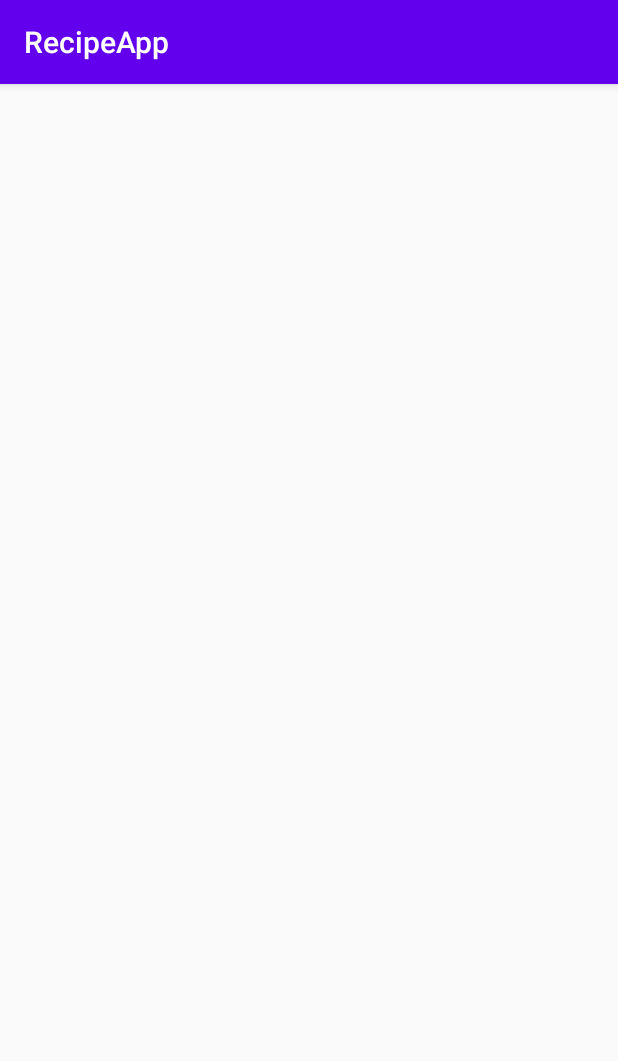
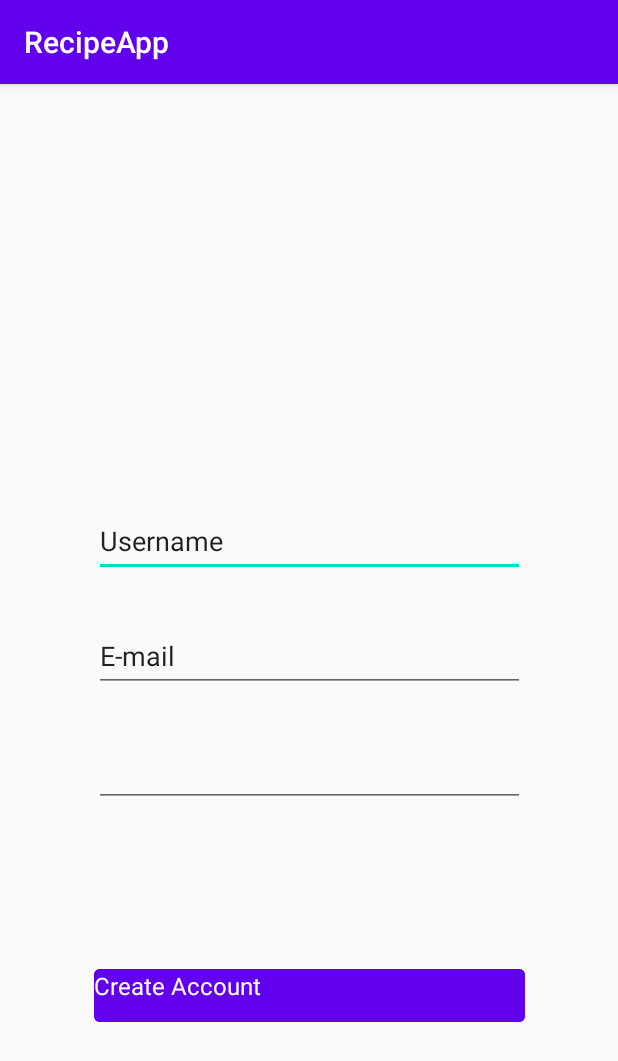
Before and after one commit to giannisSch/recipes-android-application, an Android app: the Register screen opened directly, with no data from a screen before it, on a phone screen of 412 x 824 dp. Shown: the top 1061 px of the screen. Run offline under Robolectric (Android 15) with nearby library versions, the phone set to English and light mode, and no system bars.

Commit message:
23/5 | Login & Register Screens basic

```diff
--- a/app/src/main/res/layout/activity_register.xml
+++ b/app/src/main/res/layout/activity_register.xml
@@ -4,6 +4,89 @@
     xmlns:tools="http://schemas.android.com/tools"
     android:layout_width="match_parent"
     android:layout_height="match_parent"
-    tools:context=".Register">
+    tools:context=".GeneralScreen">
+
+    <TextView
+        android:id="@+id/reg_main_txt"
+        android:layout_width="288dp"
+        android:layout_height="wrap_content"
+        android:textSize="32sp"
+        android:fontFamily="sans-serif"
+        android:textStyle="bold"
+        android:textColor="#000000"
+        android:lineSpacingExtra="6sp"
+        tools:text="Create account"
+        android:layout_marginTop="107dp"
+        app:layout_constraintTop_toTopOf="parent"
+        app:layout_constraintLeft_toLeftOf="parent"
+        app:layout_constraintRight_toRightOf="parent"
+        />
+
+    <TextView
+        android:id="@+id/sub_txt_reg_scr"
+        android:layout_width="286dp"
+        android:layout_height="wrap_content"
+        android:layout_marginTop="20dp"
+        android:fontFamily="sans-serif"
+        android:lineSpacingExtra="4sp"
+        android:textColor="#a6000000"
+        android:textSize="16sp"
+        android:textStyle="normal"
+        app:layout_constraintLeft_toLeftOf="@+id/reg_main_txt"
+        app:layout_constraintTop_toBottomOf="@id/reg_main_txt"
+        tools:text="Get on board" />
+
+
+    <EditText
+        android:id="@+id/reg_username_txt"
+        android:layout_width="287dp"
+        android:layout_height="47dp"
+        android:ems="10"
+        android:inputType="textPersonName"
+        android:text="Username"
+        android:layout_marginTop="88.5dp"
+        app:layout_constraintTop_toBottomOf="@+id/sub_txt_reg_scr"
+        app:layout_constraintLeft_toLeftOf="parent"
+        app:layout_constraintRight_toRightOf="parent"
+        />
+
+    <EditText
+        android:id="@+id/reg_email_txt"
+        android:layout_width="287dp"
+        android:layout_height="47dp"
+        android:ems="10"
+        android:inputType="textEmailAddress"
+        android:text="E-mail"
+        android:layout_marginTop="29.5dp"
+        app:layout_constraintTop_toBottomOf="@+id/reg_username_txt"
+        app:layout_constraintLeft_toLeftOf="parent"
+        app:layout_constraintRight_toRightOf="parent"
+        />
+
+    <EditText
+        android:id="@+id/reg_password_txt"
+        android:layout_width="287dp"
+        android:layout_height="47dp"
+        android:ems="10"
+        android:inputType="textPassword"
+        android:layout_marginTop="29.5dp"
+        app:layout_constraintTop_toBottomOf="@+id/reg_email_txt"
+        app:layout_constraintLeft_toLeftOf="parent"
+        app:layout_constraintRight_toRightOf="parent"/>
+
+    <com.google.android.material.button.MaterialButton
+        android:id="@+id/reg_main_btn"
+        android:layout_width="287dp"
+        android:layout_height="47dp"
+        android:text="Create Account"
+        android:textSize="16sp"
+        android:textColor="#ffffff"
+        android:textAllCaps="false"
+        android:backgroundTint="@color/colorPrimary"
+        android:layout_marginTop="102dp"
+        app:layout_constraintTop_toBottomOf="@+id/reg_password_txt"
+        app:layout_constraintLeft_toLeftOf="parent"
+        app:layout_constraintRight_toRightOf="parent"/>
+
 
 </androidx.constraintlayout.widget.ConstraintLayout>
--- a/build.gradle
+++ b/build.gradle
@@ -9,6 +9,8 @@ buildscript {
     }
     dependencies {
         classpath 'com.android.tools.build:gradle:3.6.3'
+        implementation 'androidx.appcompat:appcompat:1.1.0'
+        implementation 'com.google.android.material:material:1.0.0'
 
 
         // NOTE: Do not place your application dependencies here; they belong
```
Also changed, not shown: app/src/main/res/layout/activity_login.xml (+70 -0 lines).
